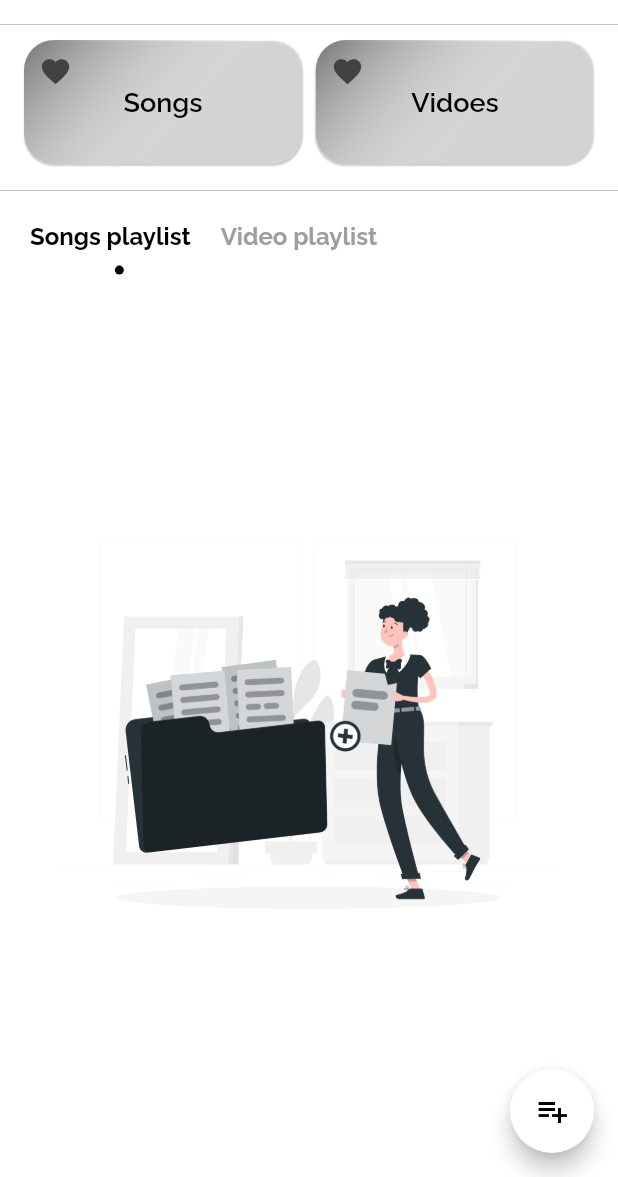
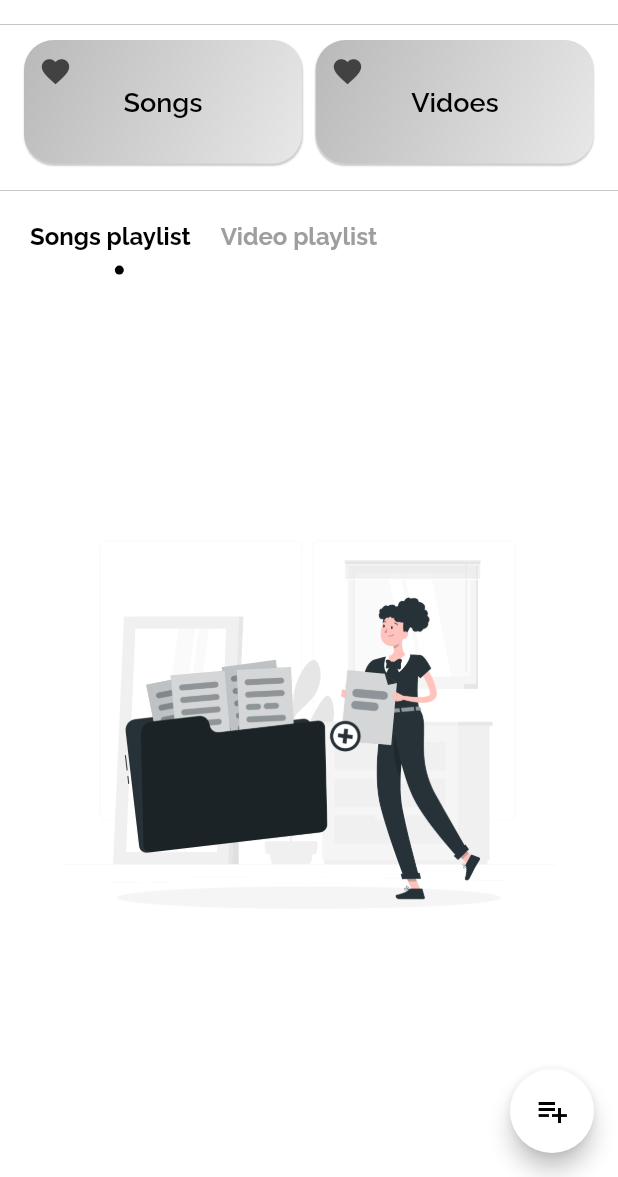
Before and after one commit to Muhammed-Unais/Players-App, a Flutter app: the FavouritesAndPlaylistScreen screen opened directly, on a phone screen of 412 x 824 dp, the part 59-1236 px from its top. Run offline on Flutter 3.47's test engine with Material 2 defaults, Android fonts, the phone set to English and light mode, and no system bars; drawn by our look-alikes of flutter_speed_dial; our stand-ins replace flutter_svg, google_fonts, hive_flutter, iconly, just_audio, lottie and 3 more; missing offline and left inert: video_thumbnail; accounts and stored records are empty.

Commit message:
small ui changes

```diff
--- a/lib/view/widgets/explore_widgets/favourite_explore_card.dart
+++ b/lib/view/widgets/explore_widgets/favourite_explore_card.dart
@@ -14,11 +14,13 @@ class FavouriteExploreCard extends StatelessWidget {
       height: size.height * 0.1,
       decoration: BoxDecoration(
         borderRadius: BorderRadius.circular(20.0),
-        gradient: LinearGradient(
-          colors: [Colors.grey[600]!, Colors.white10],
+        gradient: const LinearGradient(
+          colors: [Color(0xffb9b9b9), Color(0xffe8e8e8)],
+          stops: [0, 1],
           begin: Alignment.topLeft,
-          end: Alignment.bottomCenter,
-        ),
+          end: Alignment.bottomRight,
+        )
+      ,
         boxShadow: [
           BoxShadow(
             color: Colors.grey.withOpacity(0.5),
@@ -41,11 +43,11 @@ class FavouriteExploreCard extends StatelessWidget {
           Center(
             child: Text(
               cardTitile,
-              style:GoogleFonts.raleway(
-                  fontSize: 18,
-                  fontWeight: FontWeight.w600,
-                  color: Colors.black,
-                ),
+              style: GoogleFonts.raleway(
+                fontSize: 18,
+                fontWeight: FontWeight.w600,
+                color: Colors.black,
+              ),
             ),
           ),
         ],
```
Also changed, not shown: lib/view/widgets/home widgets/home_favourite_playlist_button.dart (+6 -5 lines), lib/view/widgets/home widgets/home_song_list_tale.dart (+17 -5 lines), lib/view/widgets/home widgets/home_video.dart (+20 -6 lines).
